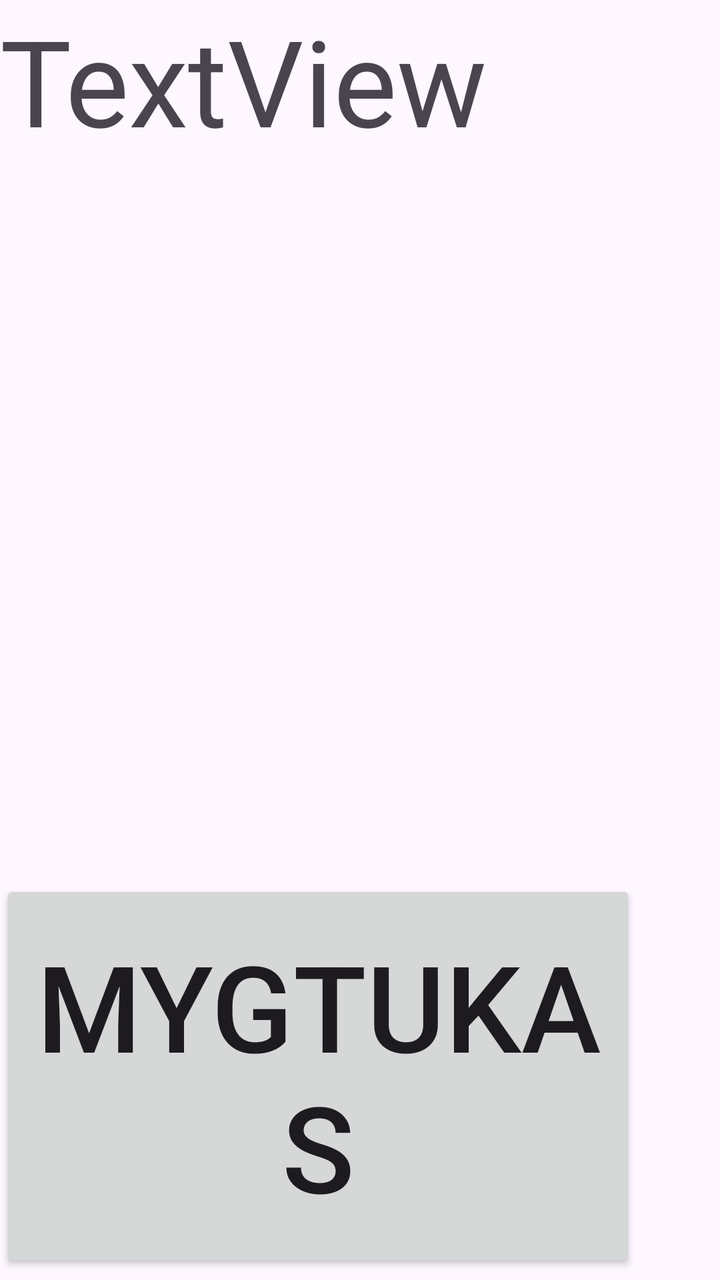
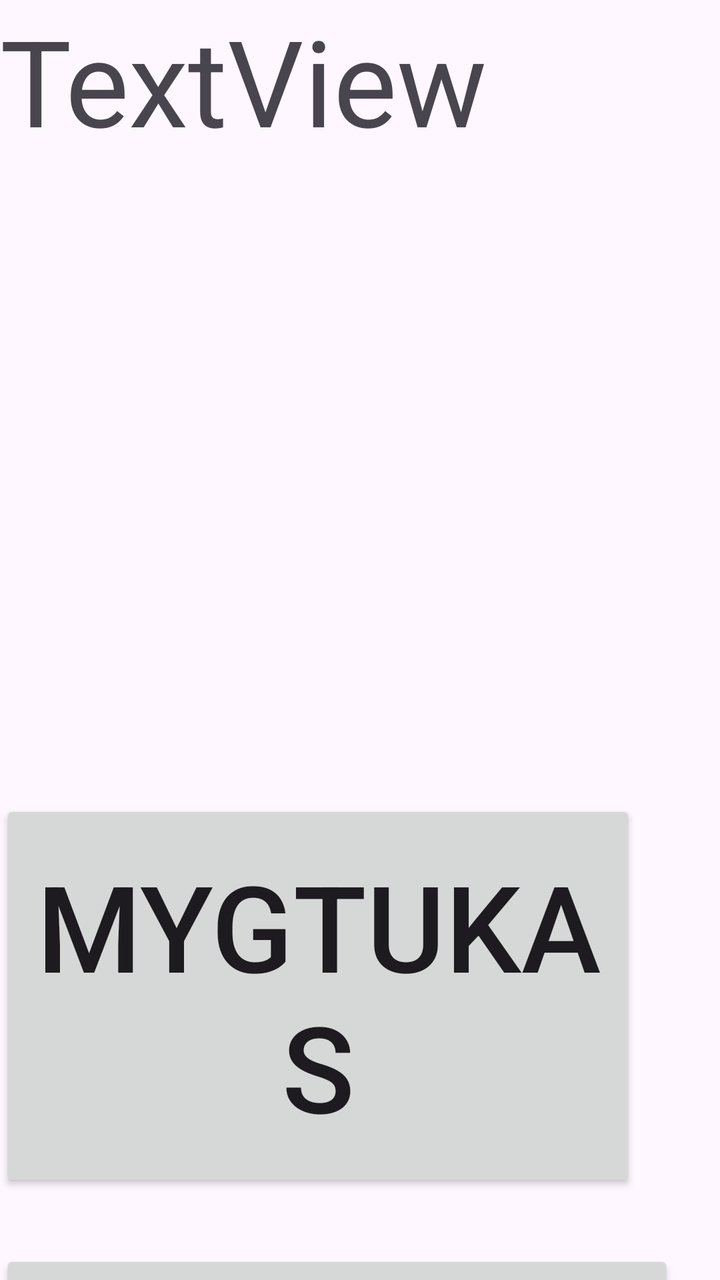

Before-and-after screenshots of an Android layout around one commit, followed by the original layout XML and the change that was made.
<!-- AndroidManifest.xml: application theme Theme.MyApplication -->
<!-- res/layout/activity_main.xml -->
<?xml version="1.0" encoding="utf-8"?>
<androidx.constraintlayout.widget.ConstraintLayout xmlns:android="http://schemas.android.com/apk/res/android"
    xmlns:app="http://schemas.android.com/apk/res-auto"
    xmlns:tools="http://schemas.android.com/tools"
    android:id="@+id/main"
    android:layout_width="match_parent"
    android:layout_height="match_parent"
    tools:context=".MainActivity">

    <Button
        android:id="@+id/button2"
        android:layout_width="318dp"
        android:layout_height="196dp"
        android:layout_marginTop="440dp"
        android:text="Mygtukas"
        android:textSize="60sp"
        app:layout_constraintTop_toTopOf="parent"
        tools:layout_editor_absoluteX="500dp" />

    <TextView
        android:id="@+id/textView"
        android:layout_width="413dp"
        android:layout_height="143dp"
        android:text="TextView"
        android:textSize="60sp"
        tools:layout_editor_absoluteX="512dp"
        tools:layout_editor_absoluteY="297dp" />
</androidx.constraintlayout.widget.ConstraintLayout>
<!-- resources referenced by this layout -->
<resources>
  <style name="Theme.MyApplication" parent="Base.Theme.MyApplication" />
  <style name="Base.Theme.MyApplication" parent="Theme.Material3.DayNight.NoActionBar">
          
          
      </style>
</resources>

<!-- the commit's change to res/layout/activity_main.xml (unified diff, before → after) -->
@@ -11,11 +11,11 @@
         android:id="@+id/button2"
         android:layout_width="318dp"
         android:layout_height="196dp"
-        android:layout_marginTop="440dp"
+        android:layout_marginTop="400dp"
         android:text="Mygtukas"
         android:textSize="60sp"
         app:layout_constraintTop_toTopOf="parent"
-        tools:layout_editor_absoluteX="500dp" />
+        tools:layout_editor_absoluteX="450dp" />
 
     <TextView
         android:id="@+id/textView"
@@ -23,6 +23,16 @@
         android:layout_height="143dp"
         android:text="TextView"
         android:textSize="60sp"
-        tools:layout_editor_absoluteX="512dp"
-        tools:layout_editor_absoluteY="297dp" />
+        tools:layout_editor_absoluteX="485dp"
+        tools:layout_editor_absoluteY="240dp" />
+
+    <Button
+        android:id="@+id/button3"
+        android:layout_width="337dp"
+        android:layout_height="196dp"
+        android:layout_marginTop="29dp"
+        android:text="Keisti Spalva"
+        android:textSize="60sp"
+        app:layout_constraintTop_toBottomOf="@+id/button2"
+        tools:layout_editor_absoluteX="418dp" />
 </androidx.constraintlayout.widget.ConstraintLayout>
